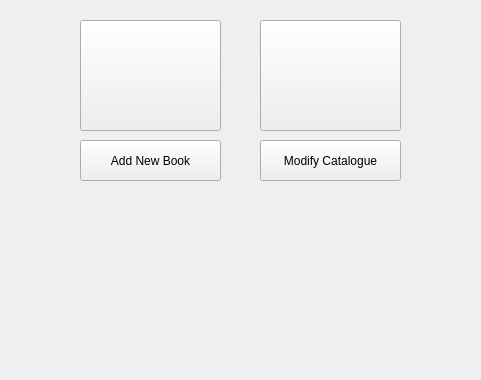
Above: member_home_screen.ui from MrCooperGit/Assessment-2_Library-Management-System before the change; both pictures show x 160 to 641 and y 220 to 600 of the 800 by 600 pixel window. Below: the same form after it.
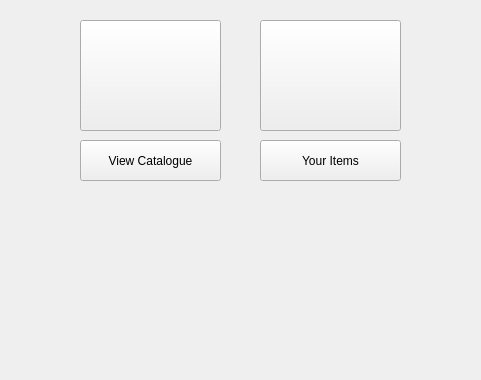
That is the form after the change.

```diff
--- a/member_home_screen.ui
+++ b/member_home_screen.ui
@@ -93,7 +93,7 @@
     </rect>
    </property>
    <property name="text">
-    <string>Add New Book</string>
+    <string>View Catalogue</string>
    </property>
   </widget>
   <widget class="QPushButton" name="button_img_1">
@@ -125,7 +125,7 @@
     </rect>
    </property>
    <property name="text">
-    <string>Modify Catalogue</string>
+    <string>Your Items</string>
    </property>
   </widget>
  </widget>
```
